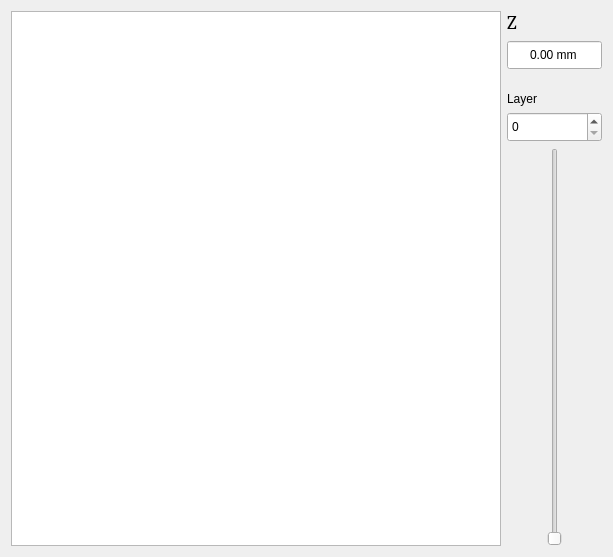
This is SliceStackVisualizer/ui_LayerViewerWidget.ui in SeraphRobotics/PythonUtil as Qt 5 draws it before an edit. The edited form follows.
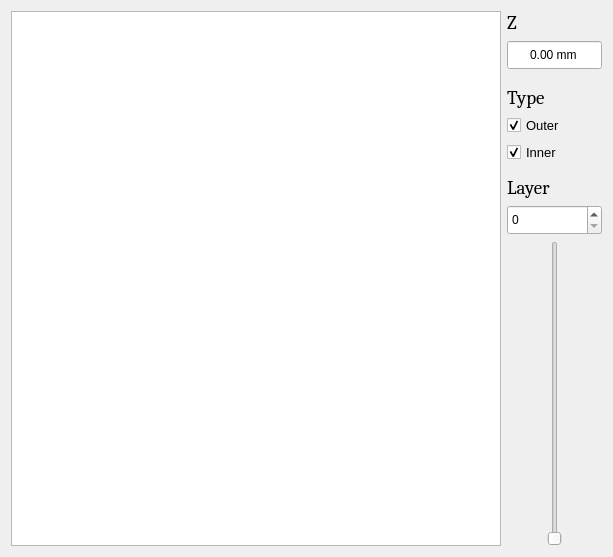
This is the edited form.

Commit message:
Added inner outer selection capability
Can now display either inner or outer or both using the checkboxes
added. Each box calls its own processer. Updated the changeLayer to use
two integers. Updated the SliceStack to sort better.

The edit to the form file:
```diff
--- a/SliceStackVisualizer/ui_LayerViewerWidget.ui
+++ b/SliceStackVisualizer/ui_LayerViewerWidget.ui
@@ -66,6 +66,65 @@
        </property>
       </widget>
      </item>
+     <item>
+      <spacer name="verticalSpacer">
+       <property name="orientation">
+        <enum>Qt::Vertical</enum>
+       </property>
+       <property name="sizeType">
+        <enum>QSizePolicy::Fixed</enum>
+       </property>
+       <property name="sizeHint" stdset="0">
+        <size>
+         <width>20</width>
+         <height>10</height>
+        </size>
+       </property>
+      </spacer>
+     </item>
+     <item>
+      <widget class="QLabel" name="label_3">
+       <property name="font">
+        <font>
+         <family>Cambria</family>
+         <pointsize>14</pointsize>
+        </font>
+       </property>
+       <property name="text">
+        <string>Type</string>
+       </property>
+      </widget>
+     </item>
+     <item>
+      <widget class="QCheckBox" name="outerCheck">
+       <property name="font">
+        <font>
+         <pointsize>10</pointsize>
+        </font>
+       </property>
+       <property name="text">
+        <string>Outer</string>
+       </property>
+       <property name="checked">
+        <bool>true</bool>
+       </property>
+      </widget>
+     </item>
+     <item>
+      <widget class="QCheckBox" name="innerCheck">
+       <property name="font">
+        <font>
+         <pointsize>10</pointsize>
+        </font>
+       </property>
+       <property name="text">
+        <string>Inner</string>
+       </property>
+       <property name="checked">
+        <bool>true</bool>
+       </property>
+      </widget>
+     </item>
      <item>
       <widget class="QLabel" name="label">
        <property name="minimumSize">
@@ -74,6 +133,12 @@
          <height>30</height>
         </size>
        </property>
+       <property name="font">
+        <font>
+         <family>Cambria</family>
+         <pointsize>14</pointsize>
+        </font>
+       </property>
        <property name="text">
         <string>Layer</string>
        </property>
```
The commit also changes 4 other files.
